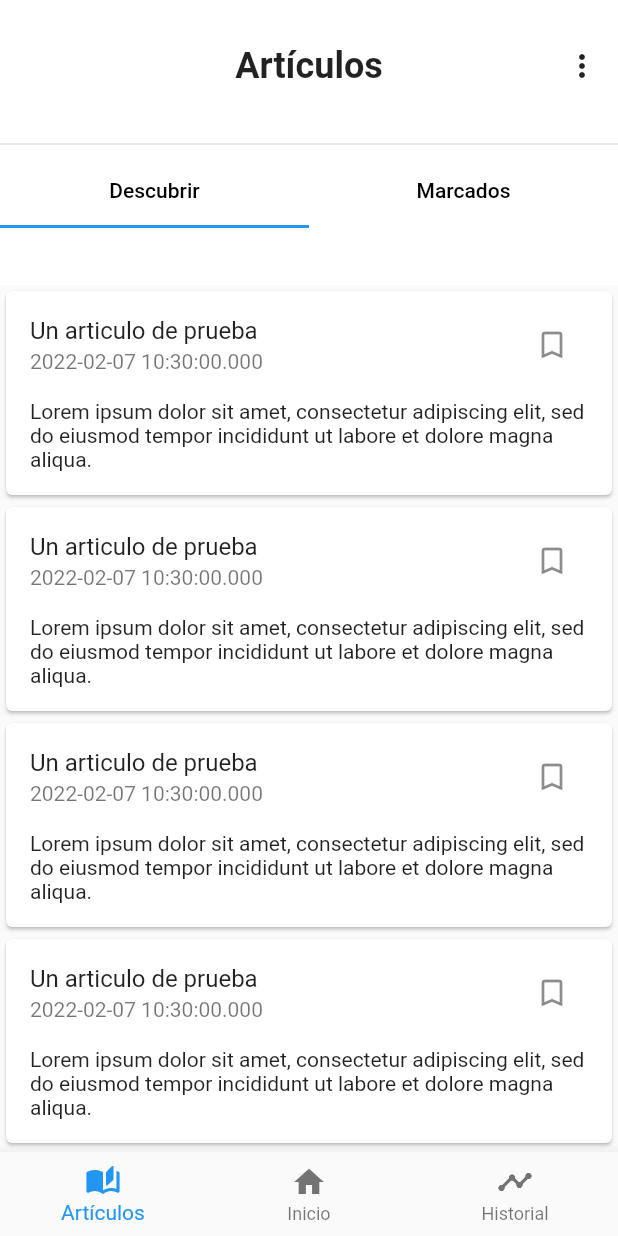
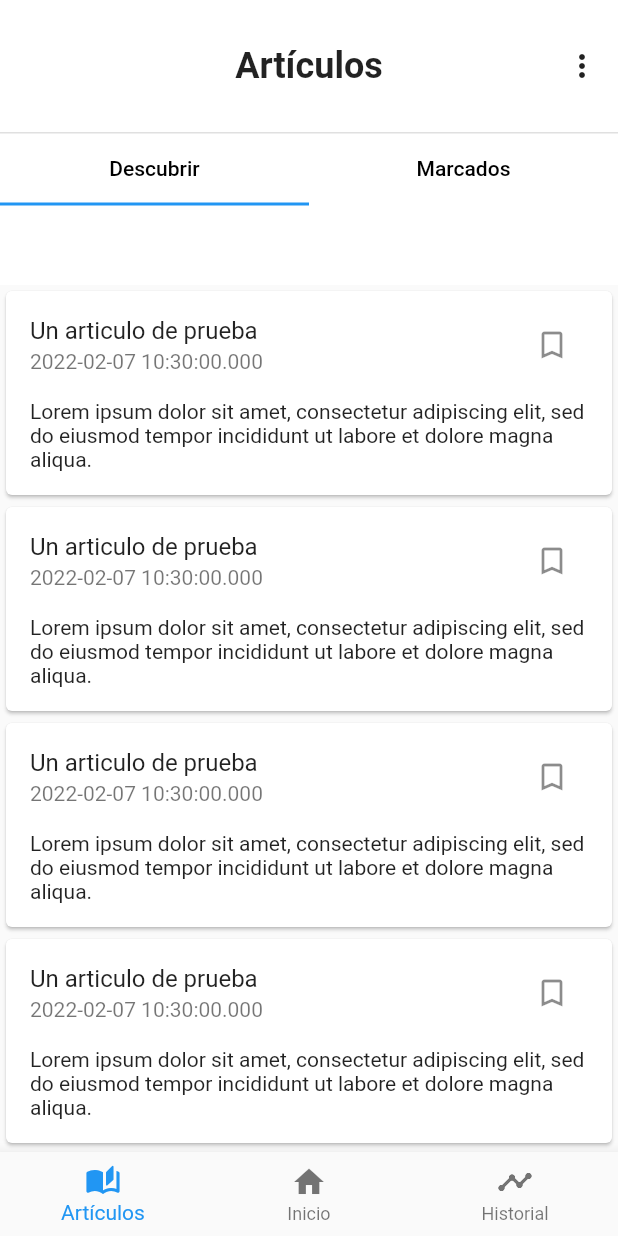
Before and after one commit to Frozen-Burrito/hydrate-app, a Flutter app: the screen it shows after launch, on a phone screen of 412 x 824 dp. Run offline on Flutter 3.47's test engine with Material 2 defaults, Android fonts, the phone set to English and light mode, and no system bars.

Commit message:
Crear menu desplegable, arreglar espacio en toolbar

```diff
--- a/lib/src/widgets/custom_toolbar.dart
+++ b/lib/src/widgets/custom_toolbar.dart
@@ -13,6 +13,7 @@ class CustomToolbar extends StatelessWidget {
   final List<Widget>? startActions;
   /// Lista opcional de acciones alineadas al final (derecha) de la pantalla.
   final List<Widget>? endActions;
+
   /// [Widget] hijo opcional, mostrado abajo del toolbar.
   final Widget? child;
 
@@ -29,7 +30,7 @@ class CustomToolbar extends StatelessWidget {
         color: Colors.white, //TODO: Usar tema de color de la app
         child: SafeArea(
           top: true,
-          bottom: false,
+          bottom: true,
           child: Column(
             children: <Widget> [
               Padding(
@@ -38,12 +39,12 @@ class CustomToolbar extends StatelessWidget {
                   mainAxisAlignment: MainAxisAlignment.spaceBetween,
                   children: [
                     SizedBox(
-                      width: 100.0,
+                      width: 80.0,
                       child: Row (
                         mainAxisAlignment: MainAxisAlignment.start,
                         children: <Widget> [
                           ...?startActions,
-                          const SizedBox( width: 5.0,)
+                          // const SizedBox( width: 5.0,)
                         ],
                       ),
                     ),
@@ -54,7 +55,7 @@ class CustomToolbar extends StatelessWidget {
                     ),
 
                     SizedBox(
-                      width: 100.0,
+                      width: 80.0,
                       child: Row (
                         mainAxisAlignment: MainAxisAlignment.end,
                         children: <Widget> [
@@ -67,7 +68,7 @@ class CustomToolbar extends StatelessWidget {
                 ),
               ),
 
-              const Divider(thickness: 1.0,),
+              const Divider(thickness: 1.0, height: 1.0,),
 
               Container(
                 child: child,
```
Also changed, not shown: lib/src/widgets/opt_popup_menu.dart (added, +65 -0 lines).
